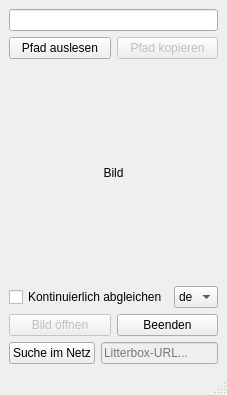
First picture: the form in mainwindow.ui, repository Alsweider/WasfurnBild, before the edit.
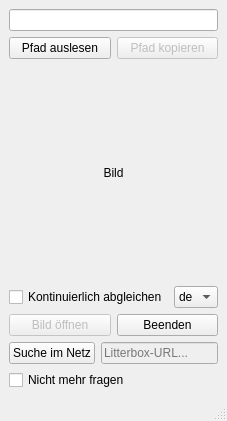
Second picture: the form after the edit. Icons and pictures are not drawn.

Diff of the .ui file:
```diff
--- a/mainwindow.ui
+++ b/mainwindow.ui
@@ -7,7 +7,7 @@
     <x>0</x>
     <y>0</y>
     <width>223</width>
-    <height>395</height>
+    <height>421</height>
    </rect>
   </property>
   <property name="windowTitle">
@@ -191,6 +191,16 @@
       </item>
      </layout>
     </item>
+    <item row="6" column="0">
+     <widget class="QCheckBox" name="checkBoxNichtFragen">
+      <property name="toolTip">
+       <string>Sicherheitsfrage vor dem Hochladen abschalten</string>
+      </property>
+      <property name="text">
+       <string>Nicht mehr fragen</string>
+      </property>
+     </widget>
+    </item>
    </layout>
   </widget>
   <widget class="QStatusBar" name="statusBar"/>
```
